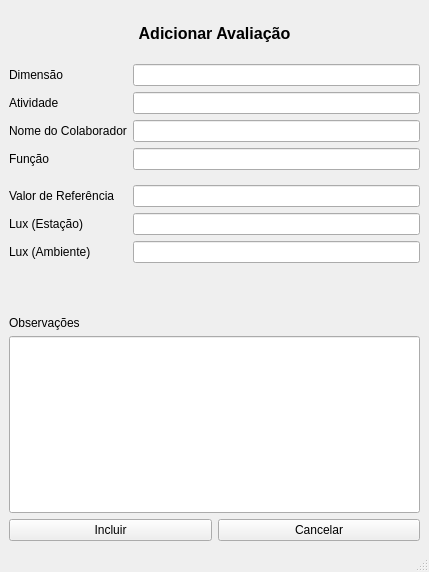
Sigbel/Technical_Report_Generator, file interface/avaliations.ui: the form before one commit.
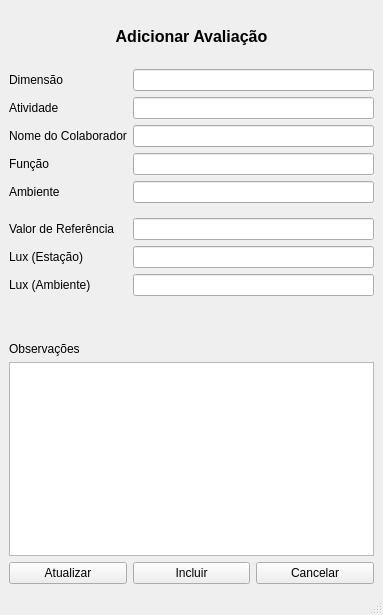
The form after the commit.

Commit message: Reports tab finished (initial app)

The edit to the form file:
```diff
--- a/interface/avaliations.ui
+++ b/interface/avaliations.ui
@@ -6,8 +6,8 @@
    <rect>
     <x>0</x>
     <y>0</y>
-    <width>429</width>
-    <height>572</height>
+    <width>383</width>
+    <height>615</height>
    </rect>
   </property>
   <property name="sizePolicy">
@@ -20,9 +20,9 @@
    <string>Avaliations</string>
   </property>
   <widget class="QWidget" name="centralwidget">
-   <layout class="QVBoxLayout" name="verticalLayout_3">
+   <layout class="QVBoxLayout" name="verticalLayout_4">
     <item>
-     <layout class="QVBoxLayout" name="verticalLayout" stretch="10,50,40,5">
+     <layout class="QVBoxLayout" name="verticalLayout" stretch="10,50,40,0">
       <item>
        <widget class="QLabel" name="label">
         <property name="sizePolicy">
@@ -76,21 +76,21 @@
           </property>
          </widget>
         </item>
-        <item row="5" column="0">
+        <item row="6" column="0">
          <widget class="QLabel" name="label_6">
           <property name="text">
            <string>Valor de Referência</string>
           </property>
          </widget>
         </item>
-        <item row="6" column="0">
+        <item row="7" column="0">
          <widget class="QLabel" name="label_7">
           <property name="text">
            <string>Lux (Estação)</string>
           </property>
          </widget>
         </item>
-        <item row="7" column="0">
+        <item row="8" column="0">
          <widget class="QLabel" name="label_8">
           <property name="text">
            <string>Lux (Ambiente)</string>
@@ -98,25 +98,25 @@
          </widget>
         </item>
         <item row="0" column="1">
-         <widget class="QLineEdit" name="lineEdit"/>
+         <widget class="QLineEdit" name="line_dim_ava"/>
         </item>
         <item row="1" column="1">
-         <widget class="QLineEdit" name="lineEdit_2"/>
+         <widget class="QLineEdit" name="line_act_ava"/>
         </item>
         <item row="2" column="1">
-         <widget class="QLineEdit" name="lineEdit_3"/>
+         <widget class="QLineEdit" name="line_name_ava"/>
         </item>
         <item row="3" column="1">
-         <widget class="QLineEdit" name="lineEdit_4"/>
-        </item>
-        <item row="5" column="1">
-         <widget class="QLineEdit" name="lineEdit_5"/>
+         <widget class="QLineEdit" name="line_func_ava"/>
         </item>
         <item row="6" column="1">
-         <widget class="QLineEdit" name="lineEdit_6"/>
+         <widget class="QLineEdit" name="line_ref_ava"/>
         </item>
         <item row="7" column="1">
-         <widget class="QLineEdit" name="lineEdit_7">
+         <widget class="QLineEdit" name="line_luxe_ava"/>
+        </item>
+        <item row="8" column="1">
+         <widget class="QLineEdit" name="line_luxa_ava">
           <property name="sizePolicy">
            <sizepolicy hsizetype="Expanding" vsizetype="Fixed">
             <horstretch>0</horstretch>
@@ -125,17 +125,27 @@
           </property>
          </widget>
         </item>
-        <item row="4" column="0">
+        <item row="5" column="0">
          <widget class="Line" name="line">
           <property name="orientation">
            <enum>Qt::Horizontal</enum>
           </property>
          </widget>
         </item>
+        <item row="4" column="0">
+         <widget class="QLabel" name="label_10">
+          <property name="text">
+           <string>Ambiente</string>
+          </property>
+         </widget>
+        </item>
+        <item row="4" column="1">
+         <widget class="QLineEdit" name="line_amb_ava"/>
+        </item>
        </layout>
       </item>
       <item>
-       <layout class="QVBoxLayout" name="verticalLayout_2" stretch="10,500">
+       <layout class="QVBoxLayout" name="verticalLayout_2" stretch="10,0">
         <item>
          <widget class="QLabel" name="label_9">
           <property name="sizePolicy">
@@ -150,31 +160,28 @@
          </widget>
         </item>
         <item>
-         <widget class="QLineEdit" name="lineEdit_8">
-          <property name="sizePolicy">
-           <sizepolicy hsizetype="Expanding" vsizetype="Expanding">
-            <horstretch>0</horstretch>
-            <verstretch>0</verstretch>
-           </sizepolicy>
-          </property>
-          <property name="alignment">
-           <set>Qt::AlignLeading|Qt::AlignLeft|Qt::AlignTop</set>
-          </property>
-         </widget>
+         <widget class="QTextEdit" name="text_obs_ava"/>
         </item>
        </layout>
       </item>
       <item>
        <layout class="QHBoxLayout" name="horizontalLayout">
         <item>
-         <widget class="QPushButton" name="pushButton">
+         <widget class="QPushButton" name="btn_att_ava">
+          <property name="text">
+           <string>Atualizar</string>
+          </property>
+         </widget>
+        </item>
+        <item>
+         <widget class="QPushButton" name="btn_add_ava">
           <property name="text">
            <string>Incluir</string>
           </property>
          </widget>
         </item>
         <item>
-         <widget class="QPushButton" name="pushButton_2">
+         <widget class="QPushButton" name="btn_cancel_ava">
           <property name="text">
            <string>Cancelar</string>
           </property>
@@ -191,7 +198,7 @@
     <rect>
      <x>0</x>
      <y>0</y>
-     <width>429</width>
+     <width>383</width>
      <height>21</height>
     </rect>
    </property>
```
The commit also changes 7 other files.
